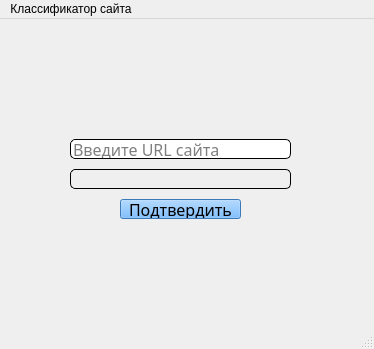
This is project.ui in Spanchb0tik/Klassificator as Qt 5 draws it before an edit. The edited form follows.
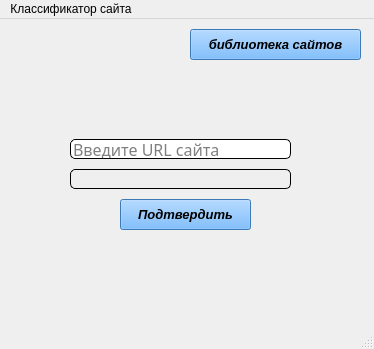
This is the edited form.

Diff of the .ui file:
```diff
--- a/project.ui
+++ b/project.ui
@@ -31,14 +31,17 @@
      <rect>
       <x>120</x>
       <y>180</y>
-      <width>121</width>
-      <height>20</height>
+      <width>131</width>
+      <height>31</height>
      </rect>
     </property>
     <property name="font">
      <font>
-      <family>MS Outlook</family>
-      <pointsize>12</pointsize>
+      <family>MS Sans Serif</family>
+      <pointsize>10</pointsize>
+      <weight>75</weight>
+      <italic>true</italic>
+      <bold>true</bold>
      </font>
     </property>
     <property name="styleSheet">
@@ -92,6 +95,31 @@
 placeholder: &quot;Класс сайта&quot;;</string>
     </property>
    </widget>
+   <widget class="QToolButton" name="button_2">
+    <property name="geometry">
+     <rect>
+      <x>190</x>
+      <y>10</y>
+      <width>171</width>
+      <height>31</height>
+     </rect>
+    </property>
+    <property name="font">
+     <font>
+      <family>MS Sans Serif</family>
+      <pointsize>10</pointsize>
+      <weight>75</weight>
+      <italic>true</italic>
+      <bold>true</bold>
+     </font>
+    </property>
+    <property name="styleSheet">
+     <string notr="true">background: rgb(85, 170, 255)</string>
+    </property>
+    <property name="text">
+     <string>библиотека сайтов</string>
+    </property>
+   </widget>
   </widget>
   <widget class="QMenuBar" name="menubar">
    <property name="geometry">
```
Left out of the diff: 4 changed lines with no effect on the pictures.
